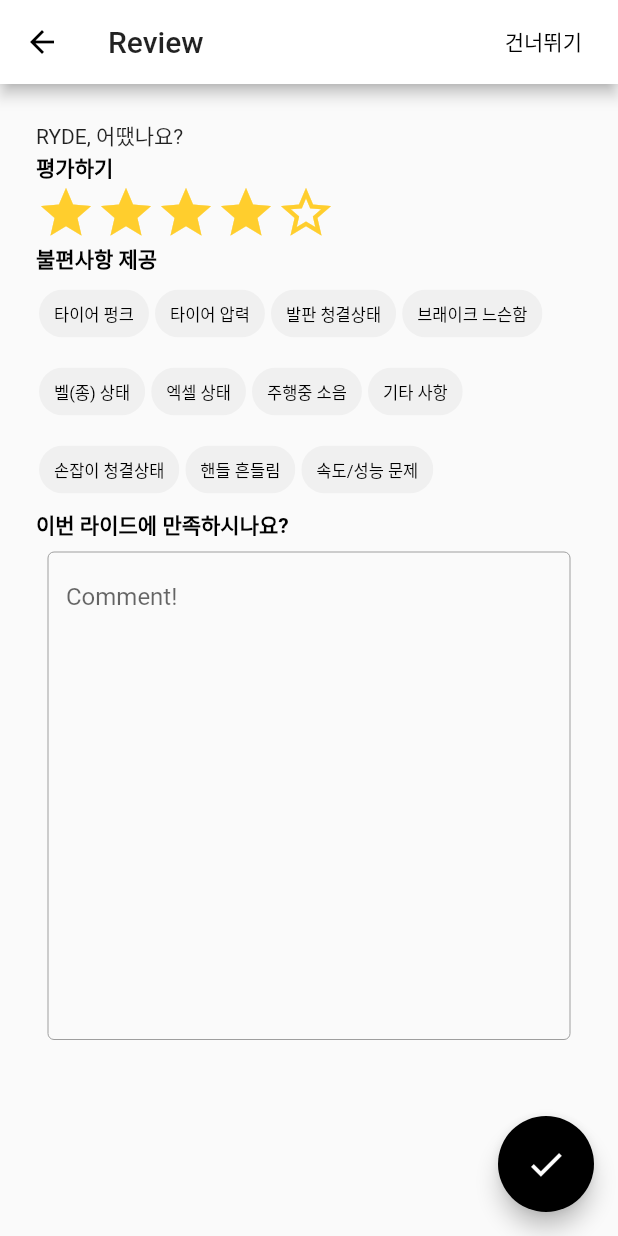
After one commit to Launchers-lab/ryde_module, a Flutter app: the ReviewScreen screen opened by its route, on a phone screen of 412 x 824 dp. The commit adds this screen. Run offline on Flutter 3.47's test engine with Material 2 defaults, Android fonts, the phone set to English and light mode, and no system bars; drawn by our look-alikes of smooth_star_rating; missing offline and left inert: barcode_scan.

Commit message:
added review v2

```diff
--- a/lib/main.dart
+++ b/lib/main.dart
@@ -2,6 +2,7 @@ import 'dart:ui';
 import 'package:flutter/material.dart';
 import 'screens/collector/main.dart';
 import 'screens/friends/invite_friends.dart';
+import 'screens/review/review.dart';
 import 'utils/themes.dart';
 
 void main() => runApp(_widgetForRoute(window.defaultRouteName));
@@ -15,6 +16,7 @@ Widget _widgetForRoute(String route) {
       '/example': (context) => ExampleScreen(),
       '/collector': (context) => CollectorStart(),
       '/friend': (context) => InviteFriendScreen(),
+      '/review': (context) => ReviewScreen(),
     },
   );
 }
@@ -46,6 +48,14 @@ class _MainDashboard extends State<MainDashboard> {
             subtitle: Text("Friend Invite List view"),
             trailing: Icon(Icons.keyboard_arrow_right),
             onTap: () => {Navigator.pushNamed(context, '/friend')},
+          ),
+          ListTile(
+            title: Text(
+              "Review",
+            ),
+            subtitle: Text("RYDE Review screen *Multiple*"),
+            trailing: Icon(Icons.keyboard_arrow_right),
+            onTap: () => {Navigator.pushNamed(context, '/review')},
           ),
         ],
       ),
--- /dev/null
+++ b/lib/screens/review/review.dart
@@ -0,0 +1,105 @@
+import 'package:flutter/material.dart';
+import 'package:ryde_module/utils/themes.dart';
+import 'package:ryde_module/widgets/multi_select_chip.dart';
+import 'package:smooth_star_rating/smooth_star_rating.dart';
+
+class ReviewScreen extends StatefulWidget {
+  List<String> reportList = [
+    "타이어 펑크",
+    "타이어 압력",
+    "발판 청결상태",
+    "브래이크 느슨함",
+    "벨(종) 상태",
+    "엑셀 상태",
+    "주행중 소음",
+    "기타 사항",
+    "손잡이 청결상태",
+    "핸들 흔들림",
+    "속도/성능 문제",
+  ];
+  @override
+  State<StatefulWidget> createState() => _ReviewScreen();
+}
+
+class _ReviewScreen extends State<ReviewScreen> {
+  List<String> selectedReportList = List();
+  var rating = 4.0;
+  @override
+  Widget build(BuildContext context) {
+    return Scaffold(
+      appBar: AppBar(
+        title: Text("Review"),
+        centerTitle: false,
+        actions: <Widget>[
+          FlatButton(
+            child: Text("건너뛰기"),
+            onPressed: () => {},
+          )
+        ],
+      ),
+      body: Padding(
+        padding: const EdgeInsets.all(24.0),
+        child: Column(
+          crossAxisAlignment: CrossAxisAlignment.start,
+          children: <Widget>[
+            Text("RYDE, 어땠나요?"),
+            Text(
+              "평가하기",
+              style: sectionTitle,
+            ),
+            SmoothStarRating(
+                allowHalfRating: false,
+                onRatingChanged: (v) {
+                  rating = v;
+                  setState(() {});
+                },
+                starCount: 5,
+                rating: rating,
+                size: 40.0,
+                color: starColor,
+                borderColor: starColor,
+                spacing: 0.0),
+            Text(
+              "불편사항 제공",
+              style: sectionTitle,
+            ),
+            MultiSelectChip(
+              widget.reportList,
+              onSelectionChanged: (selectedList) {
+                setState(() {
+                  selectedReportList = selectedList;
+                });
+              },
+            ),
+            Text(
+              "이번 라이드에 만족하시나요?",
+              style: sectionTitle,
+            ),
+            Container(
+              margin: EdgeInsets.all(8.0),
+              // hack textfield height
+              padding: EdgeInsets.only(bottom: 40.0),
+              child: TextField(
+                maxLines: 15,
+                decoration: InputDecoration(
+                  hintText: "Comment!",
+                  border: OutlineInputBorder(),
+                ),
+              ),
+            ),
+          ],
+        ),
+      ),
+      floatingActionButton: Container(
+        height: 64.0,
+        width: 64.0,
+        child: FittedBox(
+          child: FloatingActionButton(
+            onPressed: () {},
+            child: Icon(Icons.check),
+          ),
+        ),
+      ),
+    );
+  }
+}
--- /dev/null
+++ b/lib/widgets/multi_select_chip.dart
@@ -0,0 +1,43 @@
+import 'package:flutter/material.dart';
+
+class MultiSelectChip extends StatefulWidget {
+  final List<String> reportList;
+  final Function(List<String>) onSelectionChanged; // +added
+  MultiSelectChip(this.reportList, {this.onSelectionChanged} // +added
+      );
+  @override
+  _MultiSelectChipState createState() => _MultiSelectChipState();
+}
+
+class _MultiSelectChipState extends State<MultiSelectChip> {
+  // String selectedChoice = "";
+  List<String> selectedChoices = List();
+  _buildChoiceList() {
+    List<Widget> choices = List();
+    widget.reportList.forEach((item) {
+      choices.add(Container(
+        padding: const EdgeInsets.all(2.0),
+        child: ChoiceChip(
+          label: Text(item),
+          selected: selectedChoices.contains(item),
+          onSelected: (selected) {
+            setState(() {
+              selectedChoices.contains(item)
+                  ? selectedChoices.remove(item)
+                  : selectedChoices.add(item);
+              widget.onSelectionChanged(selectedChoices); // +added
+            });
+          },
+        ),
+      ));
+    });
+    return choices;
+  }
+
+  @override
+  Widget build(BuildContext context) {
+    return Wrap(
+      children: _buildChoiceList(),
+    );
+  }
+}
--- a/pubspec.yaml
+++ b/pubspec.yaml
@@ -30,6 +30,7 @@ dependencies:
 
   barcode_scan: ^1.0.0 # https://pub.dev/packages/barcode_scan
   dio: 2.1.13 # https://github.com/flutterchina/dio
+  smooth_star_rating: 1.0.3 # https://pub.dev/packages/smooth_star_rating
 
 dev_dependencies:
   flutter_test:
```
Also changed, not shown: lib/utils/themes.dart (+45 -6 lines), pubspec.lock.
